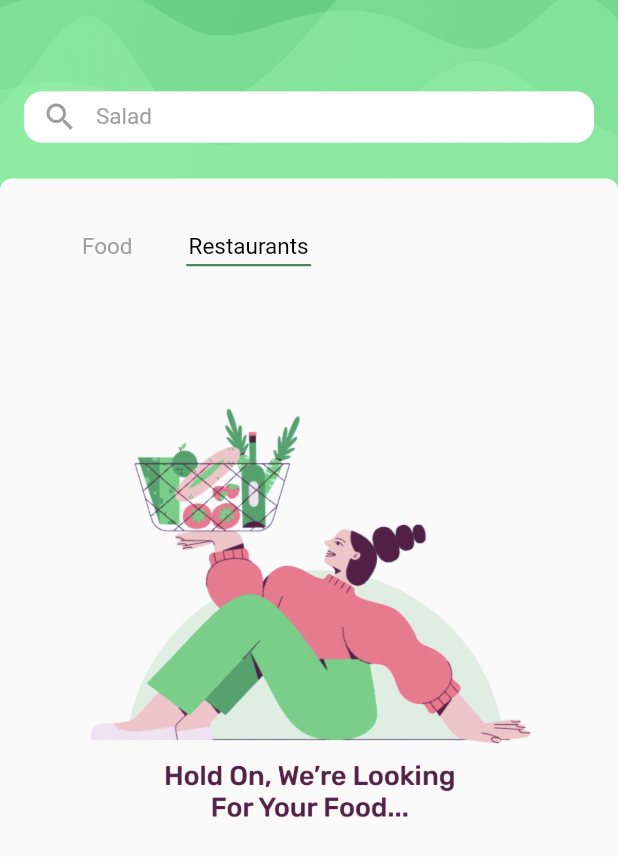
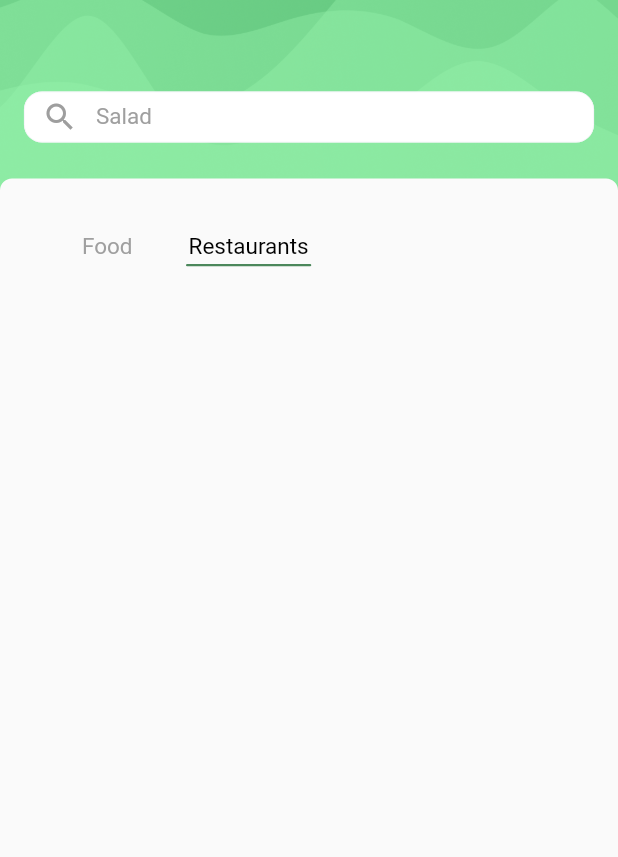
Before and after one commit to Lejhat-Bergijhi/veggytably-customer, a Flutter app: the SearchPage screen opened directly, on a phone screen of 412 x 824 dp. Shown: the top 857 px of the screen. Run offline on Flutter 3.47's test engine with Material 2 defaults, Android fonts, the phone set to English and light mode, and no system bars; our stand-ins replace dio, dotted_border, flutter_secure_storage, get, image_picker, shared_preferences; accounts and stored records are empty.

Commit message:
control search list view

```diff
--- a/lib/controllers/search_controller.dart
+++ b/lib/controllers/search_controller.dart
@@ -7,13 +7,15 @@ import '../models/search_merchant.dart';
 
 class SearchController extends GetxController {
   final _search = ''.obs;
-  final _menuSearchResult = [].obs;
-  final _merchantSearchResult = [].obs;
+  final RxList<Menu> _menuSearchResult = <Menu>[].obs;
+  final RxList<Merchant> _merchantSearchResult = <Merchant>[].obs;
   set search(String value) => _search.value = value;
 
   RxBool isLoading = false.obs;
 
   String get search => _search.value;
+  List<Menu> get menuSearchResult => _menuSearchResult;
+  List<Merchant> get merchantSearchResult => _merchantSearchResult;
 
   // method to search (just search both menu and restaurant)
   void searchAll(String query) async {
@@ -31,7 +33,14 @@ class SearchController extends GetxController {
           SearchMerchant.fromJson(merchantResponse.data["data"]);
       SearchMenu searchMenu = SearchMenu.fromJson(menuResponse.data["data"]);
 
-      print("merchants: ${searchMerchant.merchantList?.length}}");
+      if (searchMenu.menuList == null || searchMerchant.merchantList == null) {
+        throw Exception("Error loading search data.");
+      }
+
+      _menuSearchResult.value = searchMenu.menuList!;
+      _merchantSearchResult.value = searchMerchant.merchantList!;
+
+      print("merchants: ${searchMerchant.merchantList?.length}");
       print("menus: ${searchMenu.menuList?.length}");
     } catch (e) {
       print(e);
@@ -40,4 +49,9 @@ class SearchController extends GetxController {
       update();
     }
   }
+
+  void setSearch(String query) {
+    search = query;
+    update();
+  }
 }
--- a/lib/models/search_merchant.dart
+++ b/lib/models/search_merchant.dart
@@ -1,5 +1,5 @@
 class SearchMerchant {
-  List<Merchant?>? merchantList;
+  List<Merchant>? merchantList;
 
   SearchMerchant({this.merchantList});
 
@@ -15,7 +15,7 @@ class SearchMerchant {
   Map<String, dynamic> toJson() {
     final Map<String, dynamic> data = <String, dynamic>{};
     if (merchantList != null) {
-      data['merchantList'] = merchantList!.map((v) => v!.toJson()).toList();
+      data['merchantList'] = merchantList!.map((v) => v.toJson()).toList();
     }
     return data;
   }
--- a/lib/utils/api.endpoints.dart
+++ b/lib/utils/api.endpoints.dart
@@ -1,5 +1,5 @@
 class ApiEndPoints {
-  static const String domain = "192.168.248.5";
+  static const String domain = "10.1.1.246";
   static const String baseUrl = 'http://$domain:5000/';
   static final _AuthEndPoints authEndpoints = _AuthEndPoints();
   static final _CustomerEndPoints customerEndpoints = _CustomerEndPoints();
--- a/lib/views/search_page.dart
+++ b/lib/views/search_page.dart
@@ -3,6 +3,7 @@ import 'package:get/get.dart';
 import 'package:veggytably_customer/controllers/search_controller.dart';
 import 'package:veggytably_customer/widgets/sliver_search_page_app_bar.dart';
 
+import '../widgets/food_menu_card.dart';
 import '../widgets/switcher.dart';
 
 class SearchPage extends StatelessWidget {
@@ -19,7 +20,11 @@ class SearchPage extends StatelessWidget {
         extendBodyBehindAppBar: true,
         extendBody: true,
         body: SafeArea(
-          child: ListView(
+          child: SingleChildScrollView(
+            child: SizedBox(
+              width: MediaQuery.of(context).size.width,
+              height: MediaQuery.of(context).size.height,
+              child: Column(
                 children: [
                   RegularSearchAppBar(topPadding),
                   const SizedBox(height: 20),
@@ -29,14 +34,52 @@ class SearchPage extends StatelessWidget {
                   ),
                   const SizedBox(height: 80),
                   // menu list here
-              Center(
-                child: Container(
+                  GetBuilder<SearchController>(
+                    builder: (controller) {
+                      if (controller.isLoading.value) {
+                        return Center(
+                          child: SizedBox(
                             height: 300,
                             width: 300,
-                  child: Image.asset('assets/images/loading_search_page.png'),
+                            child: Image.asset(
+                                'assets/images/loading_search_page.png'),
+                          ),
+                        );
+                      }
+
+                      if (controller.search.length < 3) {
+                        return const SizedBox();
+                      }
+
+                      if (controller.search.length > 3 &&
+                          controller.menuSearchResult.isEmpty) {
+                        return Center(
+                          child: SizedBox(
+                              height: 300,
+                              width: 300,
+                              child: Image.asset(
+                                  'assets/images/sorry_search_page.png')),
+                        );
+                      }
+
+                      return Expanded(
+                        child: ListView.builder(
+                          itemCount: controller.menuSearchResult.length,
+                          itemBuilder: (context, index) {
+                            return FoodMenuCard(
+                                // menu: controller.menuSearchResult[index],
+                                'assets/images/food1.png',
+                                "Gurino Salado",
+                                "Rp 10.000",
+                                "Helty Resto Jaya");
+                          },
+                        ),
+                      );
+                    },
+                  )
+                ],
               ),
             ),
-            ],
           ),
         ));
   }
--- a/lib/widgets/food_menu_card.dart
+++ b/lib/widgets/food_menu_card.dart
@@ -4,7 +4,8 @@ import 'package:flutter/widgets.dart';
 class FoodMenuCard extends StatelessWidget {
   final String image;
   final String name, price, resto;
-  const FoodMenuCard(this.image, this.name, this.price, this.resto, {super.key});
+  const FoodMenuCard(this.image, this.name, this.price, this.resto,
+      {super.key});
 
   @override
   Widget build(BuildContext context) {
@@ -21,7 +22,7 @@ class FoodMenuCard extends StatelessWidget {
         child: Row(
           crossAxisAlignment: CrossAxisAlignment.start,
           children: <Widget>[
-           Container(
+            Container(
               width: 100.0,
               height: 100,
               decoration: BoxDecoration(
--- a/lib/widgets/search_bar2.dart
+++ b/lib/widgets/search_bar2.dart
@@ -38,6 +38,7 @@ class SearchBar2 extends StatelessWidget {
           if (value.length < 2) {
             return;
           } else {
+            searchController.setSearch(value);
             searchController.searchAll(value);
           }
         },
```
Lines whose indentation alone changed are shown as unchanged.
